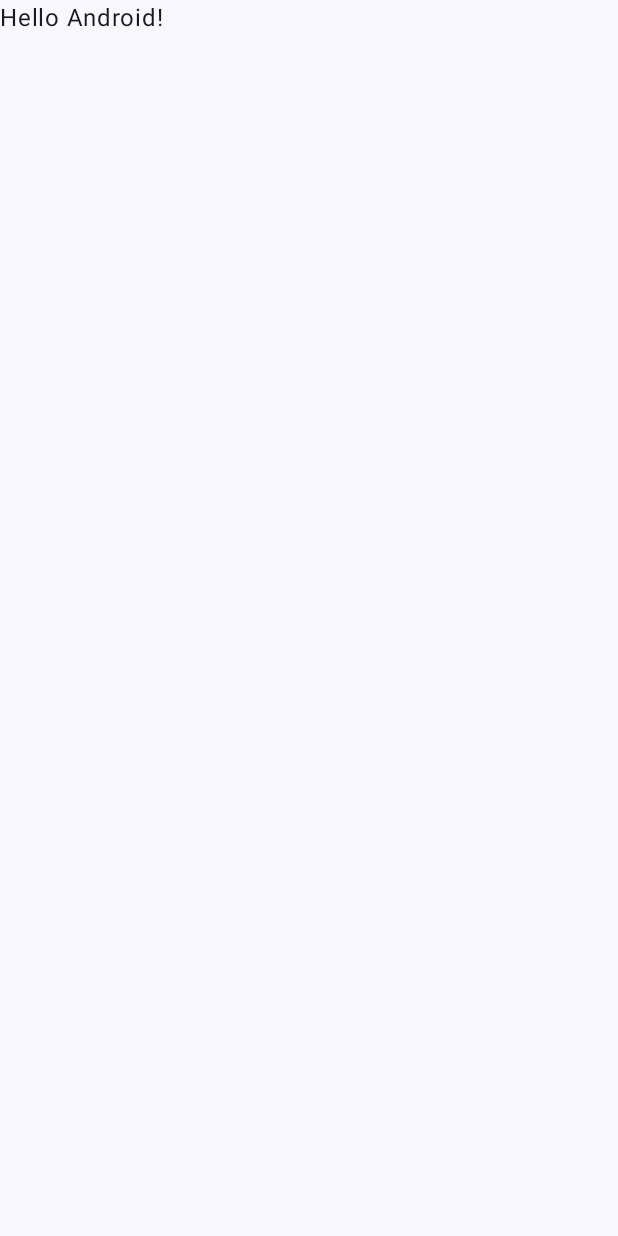
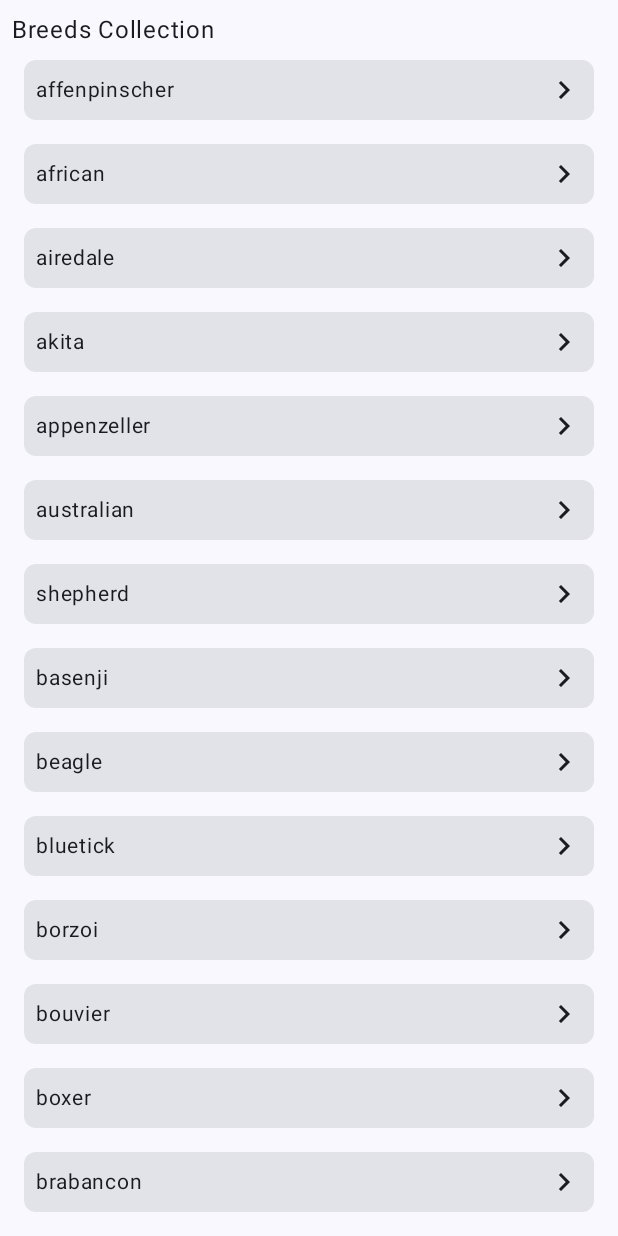
Before and after one commit to ruiter/DogsCollection, an Android app built with Jetpack Compose: the screen it shows after launch (MainActivity), on a phone screen of 412 x 824 dp. Before the commit the screen is almost empty. Run offline under Robolectric (Android 15) with nearby library versions, the phone set to English and light mode, and no system bars.

Commit message:
First step -feat: creating the app navigation component -feat: creating the initial breeds list on home screen

```diff
--- a/app/build.gradle.kts
+++ b/app/build.gradle.kts
@@ -1,6 +1,8 @@
 plugins {
     id("com.android.application")
     id("org.jetbrains.kotlin.android")
+    kotlin("kapt")
+    id("com.google.dagger.hilt.android")
 }
 
 android {
@@ -66,4 +68,14 @@ dependencies {
     androidTestImplementation("androidx.compose.ui:ui-test-junit4")
     debugImplementation("androidx.compose.ui:ui-tooling")
     debugImplementation("androidx.compose.ui:ui-test-manifest")
+
+    // Hilt
+    implementation("com.google.dagger:hilt-android:2.44")
+    kapt("com.google.dagger:hilt-android-compiler:2.44")
+    implementation("androidx.hilt:hilt-navigation-compose:1.2.0")
 }
+
+// Allow references to generated code
+kapt {
+    correctErrorTypes = true
+}
--- a/app/src/main/java/com/rmmobile/dogscollection/MainActivity.kt
+++ b/app/src/main/java/com/rmmobile/dogscollection/MainActivity.kt
@@ -10,6 +10,8 @@ import androidx.compose.material3.Text
 import androidx.compose.runtime.Composable
 import androidx.compose.ui.Modifier
 import androidx.compose.ui.tooling.preview.Preview
+import com.rmmobile.dogscollection.features.home.HomeScreen
+import com.rmmobile.dogscollection.navigation.AppNavigation
 import com.rmmobile.dogscollection.ui.theme.DogsCollectionTheme
 
 class MainActivity : ComponentActivity() {
@@ -22,25 +24,9 @@ class MainActivity : ComponentActivity() {
                     modifier = Modifier.fillMaxSize(),
                     color = MaterialTheme.colorScheme.background
                 ) {
-                    Greeting("Android")
+                    AppNavigation()
                 }
             }
         }
     }
 }
-
-@Composable
-fun Greeting(name: String, modifier: Modifier = Modifier) {
-    Text(
-        text = "Hello $name!",
-        modifier = modifier
-    )
-}
-
-@Preview(showBackground = true)
-@Composable
-fun GreetingPreview() {
-    DogsCollectionTheme {
-        Greeting("Android")
-    }
-}
--- /dev/null
+++ b/app/src/main/java/com/rmmobile/dogscollection/features/breedDetails/BreedDetailsScreen.kt
@@ -0,0 +1 @@
+package com.rmmobile.dogscollection.features.breedDetails
--- /dev/null
+++ b/app/src/main/java/com/rmmobile/dogscollection/features/home/HomeScreen.kt
@@ -0,0 +1,79 @@
+package com.rmmobile.dogscollection.features.home
+
+import androidx.compose.foundation.layout.Arrangement
+import androidx.compose.foundation.layout.Row
+import androidx.compose.foundation.layout.fillMaxWidth
+import androidx.compose.foundation.layout.padding
+import androidx.compose.foundation.lazy.LazyColumn
+import androidx.compose.foundation.lazy.items
+import androidx.compose.foundation.shape.RoundedCornerShape
+import androidx.compose.material.icons.Icons
+import androidx.compose.material.icons.filled.KeyboardArrowRight
+import androidx.compose.material3.Card
+import androidx.compose.material3.Icon
+import androidx.compose.material3.Text
+import androidx.compose.runtime.Composable
+import androidx.compose.ui.Alignment
+import androidx.compose.ui.Modifier
+import androidx.compose.ui.tooling.preview.Preview
+import androidx.compose.ui.unit.dp
+import androidx.compose.ui.unit.sp
+
+@Composable
+fun HomeScreen() {
+    val listOfBreeds = listOf<String>(
+        "affenpinscher",
+        "african",
+        "airedale",
+        "akita",
+        "appenzeller",
+        "australian",
+        "shepherd",
+        "basenji",
+        "beagle",
+        "bluetick",
+        "borzoi",
+        "bouvier",
+        "boxer",
+        "brabancon",
+        "briard",
+        "buhund"
+    )
+
+    LazyColumn(
+        modifier = Modifier
+            .padding(8.dp)
+            .fillMaxWidth()
+    ) {
+        item {
+            Text(text = "Breeds Collection")
+        }
+        items(listOfBreeds) { breeds ->
+            BreedsCard(breed = breeds)
+        }
+    }
+}
+
+@Composable
+fun BreedsCard(breed: String) {
+    Card(
+        modifier = Modifier
+            .fillMaxWidth()
+            .padding(8.dp), shape = RoundedCornerShape(8.dp)
+    ) {
+        Row(
+            modifier = Modifier.padding(8.dp),
+            verticalAlignment = Alignment.CenterVertically,
+            horizontalArrangement = Arrangement.Start
+        ) {
+            Text(text = breed, fontSize = 14.sp, modifier = Modifier.weight(1f))
+            Icon(imageVector = Icons.Filled.KeyboardArrowRight, contentDescription = null)
+        }
+    }
+}
+
+@Preview(showBackground = true)
+@Composable
+fun HomeScreenPreview() {
+    HomeScreen()
+}
--- /dev/null
+++ b/app/src/main/java/com/rmmobile/dogscollection/features/search/SearchScreen.kt
@@ -0,0 +1 @@
+package com.rmmobile.dogscollection.features.search
--- /dev/null
+++ b/app/src/main/java/com/rmmobile/dogscollection/navigation/AppNaviagation.kt
@@ -0,0 +1,18 @@
+package com.rmmobile.dogscollection.navigation
+
+import androidx.compose.runtime.Composable
+import androidx.navigation.compose.NavHost
+import androidx.navigation.compose.composable
+import androidx.navigation.compose.rememberNavController
+import com.rmmobile.dogscollection.features.home.HomeScreen
+
+@Composable
+fun AppNavigation() {
+    val navController = rememberNavController()
+
+    NavHost(navController = navController, startDestination = Screens.Home.route) {
+        composable(route = Screens.Home.route) {
+            HomeScreen()
+        }
+    }
+}
--- /dev/null
+++ b/app/src/main/java/com/rmmobile/dogscollection/navigation/Screens.kt
@@ -0,0 +1,10 @@
+package com.rmmobile.dogscollection.navigation
+
+sealed class Screens(val route: String) {
+
+    object Home: Screens("Home")
+
+    object Search: Screens("Search")
+
+    object BreedDetails: Screens("Bread_Details")
+}
--- a/build.gradle.kts
+++ b/build.gradle.kts
@@ -2,4 +2,5 @@
 plugins {
     id("com.android.application") version "8.2.2" apply false
     id("org.jetbrains.kotlin.android") version "1.9.0" apply false
+    id("com.google.dagger.hilt.android") version "2.44" apply false
 }
```
